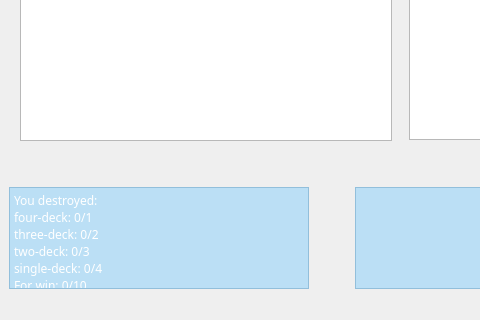
Before: the Qt Designer form SeaBattle/maingamewindow.ui in HorychenkoMax/World-Of-Sea-Battle, drawn with Qt 5; both pictures show x 0 to 480 and y 280 to 600 of the 800 by 600 pixel window.
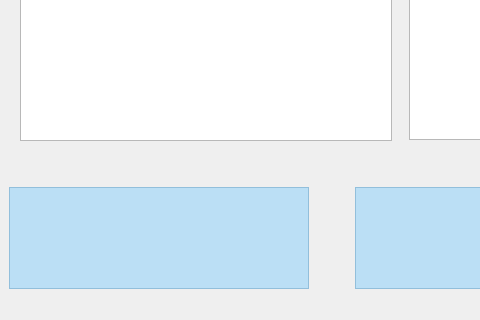
After: the same form once the commit is applied.

What changed in the file:
```diff
--- a/SeaBattle/maingamewindow.ui
+++ b/SeaBattle/maingamewindow.ui
@@ -130,12 +130,7 @@
 li.unchecked::marker { content: &quot;\2610&quot;; }
 li.checked::marker { content: &quot;\2612&quot;; }
 &lt;/style&gt;&lt;/head&gt;&lt;body style=&quot; font-family:'Segoe Script'; font-size:9pt; font-weight:400; font-style:normal;&quot;&gt;
-&lt;p style=&quot; margin-top:0px; margin-bottom:0px; margin-left:0px; margin-right:0px; -qt-block-indent:0; text-indent:0px;&quot;&gt;&lt;span style=&quot; font-family:'Segoe UI';&quot;&gt;You destroyed:&lt;/span&gt;&lt;/p&gt;
-&lt;p style=&quot; margin-top:0px; margin-bottom:0px; margin-left:0px; margin-right:0px; -qt-block-indent:0; text-indent:0px;&quot;&gt;&lt;span style=&quot; font-family:'Segoe UI';&quot;&gt;four-deck: 0/1 &lt;/span&gt;&lt;/p&gt;
-&lt;p style=&quot; margin-top:0px; margin-bottom:0px; margin-left:0px; margin-right:0px; -qt-block-indent:0; text-indent:0px;&quot;&gt;&lt;span style=&quot; font-family:'Segoe UI';&quot;&gt;three-deck: 0/2 &lt;/span&gt;&lt;/p&gt;
-&lt;p style=&quot; margin-top:0px; margin-bottom:0px; margin-left:0px; margin-right:0px; -qt-block-indent:0; text-indent:0px;&quot;&gt;&lt;span style=&quot; font-family:'Segoe UI';&quot;&gt;two-deck: 0/3 &lt;/span&gt;&lt;/p&gt;
-&lt;p style=&quot; margin-top:0px; margin-bottom:0px; margin-left:0px; margin-right:0px; -qt-block-indent:0; text-indent:0px;&quot;&gt;&lt;span style=&quot; font-family:'Segoe UI';&quot;&gt;single-deck: 0/4&lt;/span&gt;&lt;/p&gt;
-&lt;p style=&quot; margin-top:0px; margin-bottom:0px; margin-left:0px; margin-right:0px; -qt-block-indent:0; text-indent:0px;&quot;&gt;&lt;span style=&quot; font-family:'Segoe UI';&quot;&gt;For win: 0/10&lt;/span&gt;&lt;/p&gt;&lt;/body&gt;&lt;/html&gt;</string>
+&lt;p style=&quot;-qt-paragraph-type:empty; margin-top:0px; margin-bottom:0px; margin-left:0px; margin-right:0px; -qt-block-indent:0; text-indent:0px;&quot;&gt;&lt;br /&gt;&lt;/p&gt;&lt;/body&gt;&lt;/html&gt;</string>
           </property>
          </widget>
         </item>
```
Left out of the diff: 2 changed lines with no effect on the pictures.
